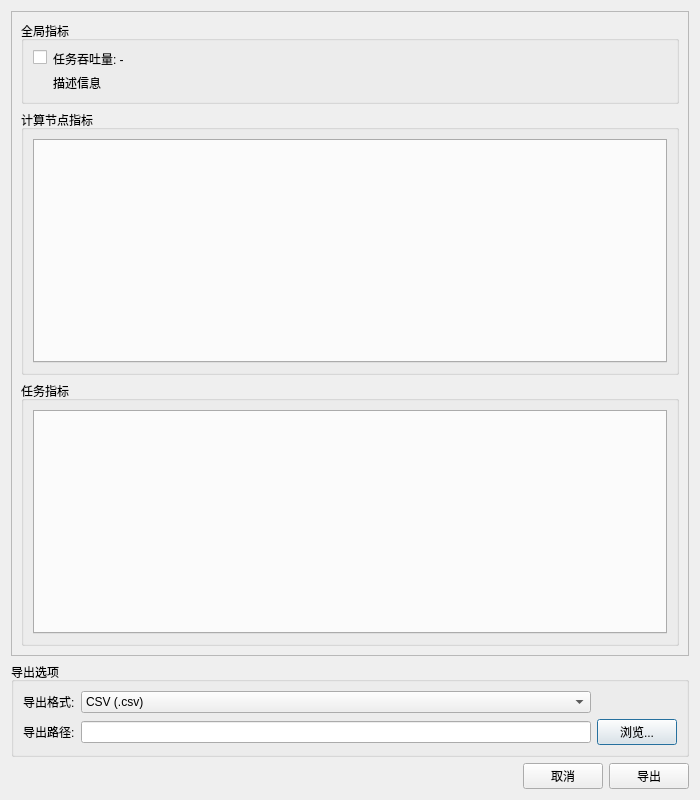
The window that simulation_export_ui.ui (WeiKnight0/ComputingNetworkUI) describes before a commit, drawn with Qt 5.
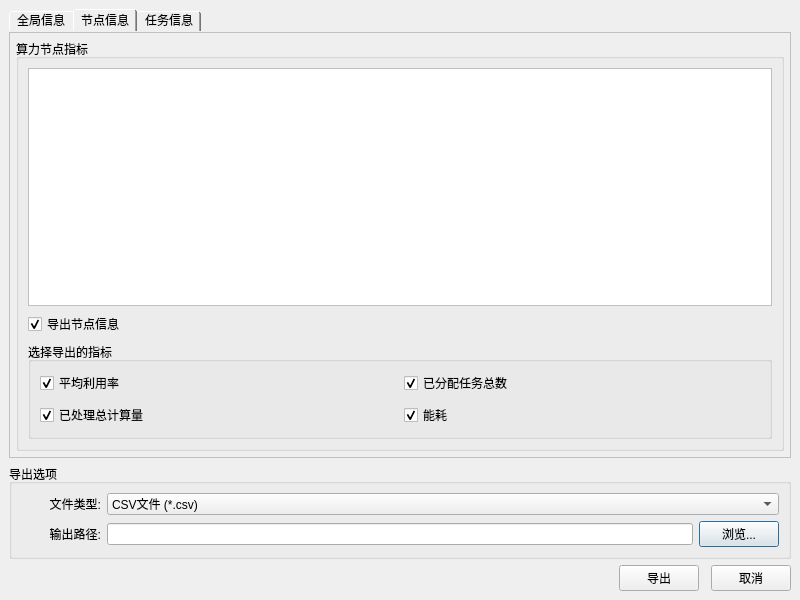
The same window after the commit. The open tabs and pages were chosen to show the change.

The edit to the form file:
```diff
--- a/simulation_export_ui.ui
+++ b/simulation_export_ui.ui
@@ -6,71 +6,89 @@
    <rect>
     <x>0</x>
     <y>0</y>
-    <width>700</width>
-    <height>800</height>
+    <width>800</width>
+    <height>600</height>
    </rect>
   </property>
   <property name="windowTitle">
    <string>仿真结果导出</string>
   </property>
   <layout class="QVBoxLayout" name="verticalLayout">
+   <property name="spacing">
+    <number>6</number>
+   </property>
+   <property name="margin" stdset="0">
+    <number>9</number>
+   </property>
    <item>
-    <widget class="QScrollArea" name="scrollArea">
-     <property name="widgetResizable">
-      <bool>true</bool>
+    <widget class="QTabWidget" name="tabWidget">
+     <property name="styleSheet">
+      <string notr="true">QTabWidget::pane {
+    border: 1px solid #c0c0c0;
+    top: 1px;
+}
+QTabBar::tab {
+    padding: 4px 8px;
+}</string>
      </property>
-     <widget class="QWidget" name="scrollAreaWidgetContents">
-      <property name="geometry">
-       <rect>
-        <x>0</x>
-        <y>0</y>
-        <width>680</width>
-        <height>653</height>
-       </rect>
-      </property>
+     <property name="currentIndex">
+      <number>0</number>
+     </property>
+     <widget class="QWidget" name="globalTab">
+      <attribute name="title">
+       <string>全局信息</string>
+      </attribute>
       <layout class="QVBoxLayout" name="verticalLayout_2">
+       <property name="spacing">
+        <number>6</number>
+       </property>
+       <property name="margin" stdset="0">
+        <number>6</number>
+       </property>
        <item>
         <widget class="QGroupBox" name="globalInfoGroup">
          <property name="title">
           <string>全局指标</string>
          </property>
-         <layout class="QFormLayout" name="formLayout">
-          <item row="0" column="0">
-           <widget class="QCheckBox" name="taskThroughputCheck">
-            <property name="text">
-             <string/>
-            </property>
-           </widget>
-          </item>
-          <item row="0" column="1">
-           <widget class="QLabel" name="taskThroughputLabel">
-            <property name="text">
-             <string>任务吞吐量: -</string>
-            </property>
-           </widget>
-          </item>
-          <item row="1" column="1">
-           <widget class="QLabel" name="taskThroughputDesc">
-            <property name="text">
-             <string>描述信息</string>
-            </property>
-            <property name="wordWrap">
-             <bool>true</bool>
-            </property>
-           </widget>
-          </item>
-         </layout>
-        </widget>
-       </item>
-       <item>
-        <widget class="QGroupBox" name="computeNodeGroup">
-         <property name="title">
-          <string>计算节点指标</string>
-         </property>
          <layout class="QVBoxLayout" name="verticalLayout_3">
+          <property name="spacing">
+           <number>6</number>
+          </property>
+          <property name="margin" stdset="0">
+           <number>9</number>
+          </property>
           <item>
-           <widget class="QTabWidget" name="computeNodeTabs">
-            <property name="documentMode">
+           <widget class="QTableWidget" name="globalTable">
+            <property name="styleSheet">
+             <string notr="true">QTableWidget {
+    border: 1px solid #c0c0c0;
+    alternate-background-color: #f7f7f7;
+}
+QHeaderView::section {
+    background-color: #f0f0f0;
+    padding: 4px;
+    border: 1px solid #c0c0c0;
+}</string>
+            </property>
+            <property name="editTriggers">
+             <set>QAbstractItemView::EditTrigger::NoEditTriggers</set>
+            </property>
+            <property name="selectionBehavior">
+             <enum>QAbstractItemView::SelectionBehavior::SelectRows</enum>
+            </property>
+            <property name="verticalScrollMode">
+             <enum>QAbstractItemView::ScrollMode::ScrollPerPixel</enum>
+            </property>
+            <property name="horizontalScrollMode">
+             <enum>QAbstractItemView::ScrollMode::ScrollPerPixel</enum>
+            </property>
+            <property name="showGrid">
+             <bool>true</bool>
+            </property>
+            <property name="gridStyle">
+             <enum>Qt::PenStyle::DotLine</enum>
+            </property>
+            <property name="cornerButtonEnabled">
              <bool>false</bool>
             </property>
            </widget>
@@ -78,15 +96,192 @@
          </layout>
         </widget>
        </item>
+      </layout>
+     </widget>
+     <widget class="QWidget" name="nodesTab">
+      <attribute name="title">
+       <string>节点信息</string>
+      </attribute>
+      <layout class="QVBoxLayout" name="verticalLayout_4">
+       <property name="spacing">
+        <number>6</number>
+       </property>
+       <property name="margin" stdset="0">
+        <number>6</number>
+       </property>
        <item>
-        <widget class="QGroupBox" name="taskInfoGroup">
+        <widget class="QGroupBox" name="nodesGroupBox">
+         <property name="title">
+          <string>算力节点指标</string>
+         </property>
+         <layout class="QVBoxLayout" name="verticalLayout_5">
+          <property name="spacing">
+           <number>6</number>
+          </property>
+          <property name="margin" stdset="0">
+           <number>9</number>
+          </property>
+          <item>
+           <widget class="QTableWidget" name="nodesTable">
+            <property name="styleSheet">
+             <string notr="true">QTableWidget {
+    border: 1px solid #c0c0c0;
+    alternate-background-color: #f7f7f7;
+}
+QHeaderView::section {
+    background-color: #f0f0f0;
+    padding: 4px;
+    border: 1px solid #c0c0c0;
+}</string>
+            </property>
+            <property name="editTriggers">
+             <set>QAbstractItemView::EditTrigger::NoEditTriggers</set>
+            </property>
+            <property name="selectionBehavior">
+             <enum>QAbstractItemView::SelectionBehavior::SelectRows</enum>
+            </property>
+            <property name="verticalScrollMode">
+             <enum>QAbstractItemView::ScrollMode::ScrollPerPixel</enum>
+            </property>
+            <property name="horizontalScrollMode">
+             <enum>QAbstractItemView::ScrollMode::ScrollPerPixel</enum>
+            </property>
+            <property name="showGrid">
+             <bool>true</bool>
+            </property>
+            <property name="gridStyle">
+             <enum>Qt::PenStyle::DotLine</enum>
+            </property>
+            <property name="cornerButtonEnabled">
+             <bool>false</bool>
+            </property>
+           </widget>
+          </item>
+          <item>
+           <widget class="QCheckBox" name="nodesExportCheckBox">
+            <property name="text">
+             <string>导出节点信息</string>
+            </property>
+            <property name="checked">
+             <bool>true</bool>
+            </property>
+           </widget>
+          </item>
+          <item>
+           <widget class="QGroupBox" name="nodesMetricsGroupBox">
+            <property name="title">
+             <string>选择导出的指标</string>
+            </property>
+            <layout class="QGridLayout" name="gridLayout">
+             <property name="margin" stdset="0">
+              <number>9</number>
+             </property>
+             <property name="spacing">
+              <number>8</number>
+             </property>
+             <item row="0" column="0">
+              <widget class="QCheckBox" name="nodeAvgUtilCheckBox">
+               <property name="text">
+                <string>平均利用率</string>
+               </property>
+               <property name="checked">
+                <bool>true</bool>
+               </property>
+              </widget>
+             </item>
+             <item row="0" column="1">
+              <widget class="QCheckBox" name="nodeAssignedTasksCheckBox">
+               <property name="text">
+                <string>已分配任务总数</string>
+               </property>
+               <property name="checked">
+                <bool>true</bool>
+               </property>
+              </widget>
+             </item>
+             <item row="1" column="0">
+              <widget class="QCheckBox" name="nodeProcessedLoadCheckBox">
+               <property name="text">
+                <string>已处理总计算量</string>
+               </property>
+               <property name="checked">
+                <bool>true</bool>
+               </property>
+              </widget>
+             </item>
+             <item row="1" column="1">
+              <widget class="QCheckBox" name="nodeEnergyConsumptionCheckBox">
+               <property name="text">
+                <string>能耗</string>
+               </property>
+               <property name="checked">
+                <bool>true</bool>
+               </property>
+              </widget>
+             </item>
+            </layout>
+           </widget>
+          </item>
+         </layout>
+        </widget>
+       </item>
+      </layout>
+     </widget>
+     <widget class="QWidget" name="tasksTab">
+      <attribute name="title">
+       <string>任务信息</string>
+      </attribute>
+      <layout class="QVBoxLayout" name="verticalLayout_6">
+       <property name="spacing">
+        <number>6</number>
+       </property>
+       <property name="margin" stdset="0">
+        <number>6</number>
+       </property>
+       <item>
+        <widget class="QGroupBox" name="tasksGroupBox">
          <property name="title">
           <string>任务指标</string>
          </property>
-         <layout class="QVBoxLayout" name="verticalLayout_4">
+         <layout class="QVBoxLayout" name="verticalLayout_7">
+          <property name="spacing">
+           <number>6</number>
+          </property>
+          <property name="margin" stdset="0">
+           <number>9</number>
+          </property>
           <item>
-           <widget class="QTabWidget" name="taskInfoTabs">
-            <property name="documentMode">
+           <widget class="QTableWidget" name="tasksTable">
+            <property name="styleSheet">
+             <string notr="true">QTableWidget {
+    border: 1px solid #c0c0c0;
+    alternate-background-color: #f7f7f7;
+}
+QHeaderView::section {
+    background-color: #f0f0f0;
+    padding: 4px;
+    border: 1px solid #c0c0c0;
+}</string>
+            </property>
+            <property name="editTriggers">
+             <set>QAbstractItemView::EditTrigger::NoEditTriggers</set>
+            </property>
+            <property name="selectionBehavior">
+             <enum>QAbstractItemView::SelectionBehavior::SelectRows</enum>
+            </property>
+            <property name="verticalScrollMode">
+             <enum>QAbstractItemView::ScrollMode::ScrollPerPixel</enum>
+            </property>
+            <property name="horizontalScrollMode">
+             <enum>QAbstractItemView::ScrollMode::ScrollPerPixel</enum>
+            </property>
+            <property name="showGrid">
+             <bool>true</bool>
+            </property>
+            <property name="gridStyle">
+             <enum>Qt::PenStyle::DotLine</enum>
+            </property>
+            <property name="cornerButtonEnabled">
              <bool>false</bool>
             </property>
            </widget>
@@ -103,50 +298,106 @@
      <property name="title">
       <string>导出选项</string>
      </property>
-     <layout class="QGridLayout" name="gridLayout">
-      <item row="0" column="0">
-       <widget class="QLabel" name="label">
-        <property name="text">
-         <string>导出格式:</string>
+     <layout class="QVBoxLayout" name="verticalLayout_8">
+      <property name="spacing">
+       <number>6</number>
+      </property>
+      <property name="margin" stdset="0">
+       <number>9</number>
+      </property>
+      <item>
+       <layout class="QFormLayout" name="formLayout">
+        <property name="horizontalSpacing">
+         <number>6</number>
         </property>
-       </widget>
-      </item>
-      <item row="0" column="1">
-       <widget class="QComboBox" name="formatCombo">
-        <item>
-         <property name="text">
-          <string>CSV (.csv)</string>
-         </property>
-        </item>
-        <item>
-         <property name="text">
-          <string>Excel (.xlsx)</string>
-         </property>
-        </item>
-       </widget>
-      </item>
-      <item row="1" column="0">
-       <widget class="QLabel" name="label_2">
-        <property name="text">
-         <string>导出路径:</string>
+        <property name="verticalSpacing">
+         <number>6</number>
         </property>
-       </widget>
-      </item>
-      <item row="1" column="1">
-       <widget class="QLineEdit" name="pathEdit"/>
-      </item>
-      <item row="1" column="2">
-       <widget class="QPushButton" name="browseButton">
-        <property name="text">
-         <string>浏览...</string>
+        <property name="margin" stdset="0">
+         <number>0</number>
         </property>
-       </widget>
+        <item row="0" column="0">
+         <widget class="QLabel" name="label">
+          <property name="minimumSize">
+           <size>
+            <width>80</width>
+            <height>0</height>
+           </size>
+          </property>
+          <property name="text">
+           <string>文件类型:</string>
+          </property>
+          <property name="alignment">
+           <set>Qt::AlignmentFlag::AlignRight|Qt::AlignmentFlag::AlignTrailing|Qt::AlignmentFlag::AlignVCenter</set>
+          </property>
+         </widget>
+        </item>
+        <item row="0" column="1">
+         <widget class="QComboBox" name="fileTypeComboBox">
+          <item>
+           <property name="text">
+            <string>CSV文件 (*.csv)</string>
+           </property>
+          </item>
+          <item>
+           <property name="text">
+            <string>Excel文件 (*.xlsx)</string>
+           </property>
+          </item>
+         </widget>
+        </item>
+        <item row="1" column="0">
+         <widget class="QLabel" name="label_2">
+          <property name="minimumSize">
+           <size>
+            <width>80</width>
+            <height>0</height>
+           </size>
+          </property>
+          <property name="text">
+           <string>输出路径:</string>
+          </property>
+          <property name="alignment">
+           <set>Qt::AlignmentFlag::AlignRight|Qt::AlignmentFlag::AlignTrailing|Qt::AlignmentFlag::AlignVCenter</set>
+          </property>
+         </widget>
+        </item>
+        <item row="1" column="1">
+         <layout class="QHBoxLayout" name="horizontalLayout_3">
+          <property name="spacing">
+           <number>6</number>
+          </property>
+          <item>
+           <widget class="QLineEdit" name="outputPathLineEdit"/>
+          </item>
+          <item>
+           <widget class="QPushButton" name="browseButton">
+            <property name="minimumSize">
+             <size>
+              <width>80</width>
+              <height>0</height>
+             </size>
+            </property>
+            <property name="text">
+             <string>浏览...</string>
+            </property>
+           </widget>
+          </item>
+         </layout>
+        </item>
+       </layout>
       </item>
      </layout>
     </widget>
    </item>
    <item>
     <layout class="QHBoxLayout" name="horizontalLayout">
+     <property name="spacing">
+      <number>12</number>
+     </property>
+     <property name="margin" stdset="0">
+      <number>0</number>
+     </property>
      <item>
       <spacer name="horizontalSpacer">
        <property name="orientation">
@@ -160,20 +411,32 @@
        </property>
       </spacer>
      </item>
-     <item>
-      <widget class="QPushButton" name="cancelButton">
-       <property name="text">
-        <string>取消</string>
-       </property>
-      </widget>
-     </item>
      <item>
       <widget class="QPushButton" name="exportButton">
+       <property name="minimumSize">
+        <size>
+         <width>80</width>
+         <height>0</height>
+        </size>
+       </property>
        <property name="text">
         <string>导出</string>
        </property>
       </widget>
      </item>
+     <item>
+      <widget class="QPushButton" name="cancelButton">
+       <property name="minimumSize">
+        <size>
+         <width>80</width>
+         <height>0</height>
+        </size>
+       </property>
+       <property name="text">
+        <string>取消</string>
+       </property>
+      </widget>
+     </item>
     </layout>
    </item>
   </layout>
```
Left out of the diff: 77 changed lines with no effect on the pictures.
